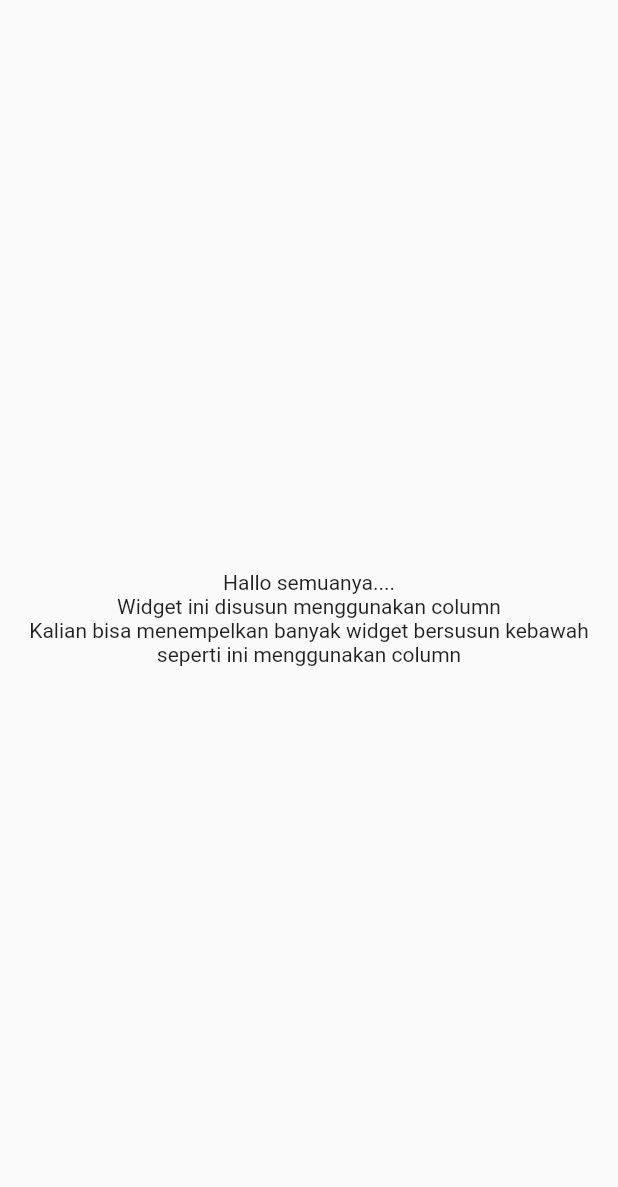
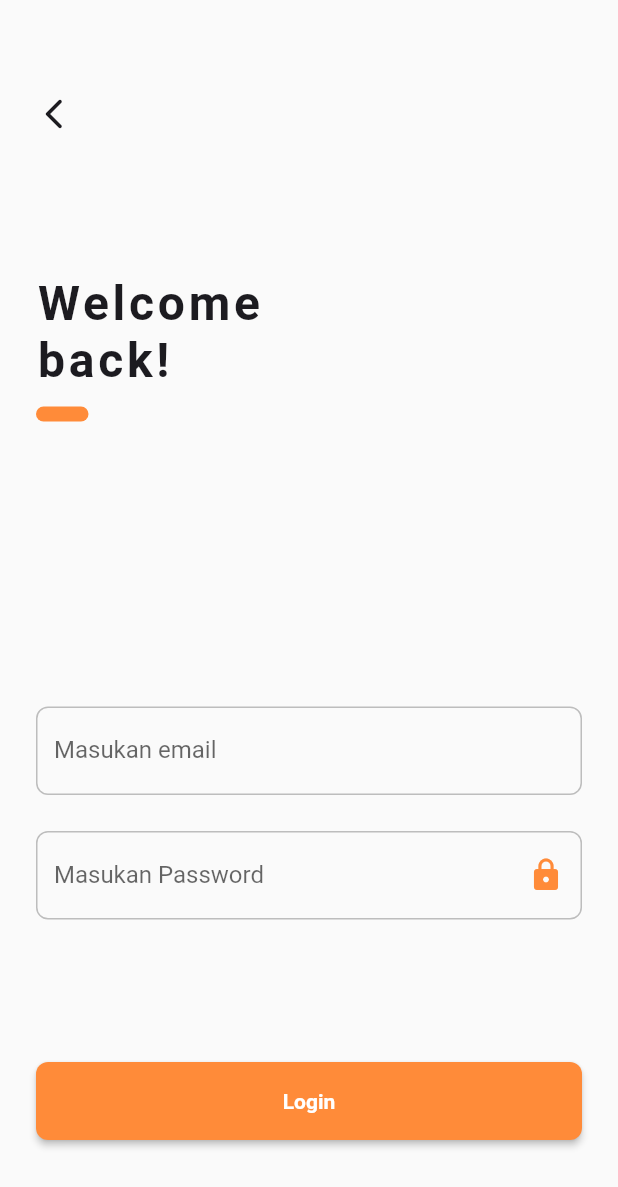
Before and after one commit to dikynugraha1111/bootcamp_uty, a Flutter app: the screen it shows after launch, on a phone screen of 412 x 824 dp. Shown: the top 1187 px of the screen. Run offline on Flutter 3.47's test engine with Material 2 defaults, Android fonts, the light colour scheme and no system bars.

Commit message:
Add latihan 2 task

```diff
--- /dev/null
+++ b/lib/latihan_2/latihan_2_task.dart
@@ -0,0 +1,172 @@
+import 'package:flutter/material.dart';
+
+class Latihan2Task extends StatefulWidget {
+  const Latihan2Task({super.key});
+
+  @override
+  State<Latihan2Task> createState() => _Latihan2TaskState();
+}
+
+class _Latihan2TaskState extends State<Latihan2Task> {
+  static const Color blackColor = Color(0xFF1c1b20);
+  static const Color orangeColor = Color(0xFFff8b39);
+  final TextEditingController emailController = TextEditingController();
+  final TextEditingController passwordController = TextEditingController();
+  final GlobalKey<FormState> formKey = GlobalKey<FormState>();
+  bool isObscurePassword = true;
+
+  @override
+  Widget build(BuildContext context) {
+    return Scaffold(
+      key: formKey,
+      body: Form(
+        child: Container(
+          width: double.infinity,
+          padding: const EdgeInsets.symmetric(
+            vertical: 64.0,
+            horizontal: 24.0,
+          ),
+          child: Column(
+            crossAxisAlignment: CrossAxisAlignment.start,
+            children: [
+              const Icon(
+                Icons.arrow_back_ios_new_rounded,
+                color: blackColor,
+              ),
+              const Expanded(
+                flex: 1,
+                child: SizedBox(),
+              ),
+              const Text(
+                "Welcome\nback!",
+                style: TextStyle(
+                  color: blackColor,
+                  fontSize: 32.0,
+                  fontWeight: FontWeight.w700,
+                  letterSpacing: 2.5,
+                ),
+              ),
+              const SizedBox(height: 12.0),
+              Container(
+                width: 35.0,
+                height: 10.0,
+                decoration: BoxDecoration(
+                  color: orangeColor,
+                  borderRadius: BorderRadius.circular(8.0),
+                ),
+              ),
+              const Expanded(
+                flex: 2,
+                child: SizedBox(),
+              ),
+              TextFormField(
+                controller: emailController,
+                keyboardType: TextInputType.emailAddress,
+                cursorColor: orangeColor,
+                decoration: InputDecoration(
+                  labelText: "Masukan email",
+                  floatingLabelStyle: const TextStyle(
+                    color: orangeColor,
+                    fontWeight: FontWeight.bold,
+                  ),
+                  hintText: "Silahkan isi email kamu !",
+                  enabledBorder: OutlineInputBorder(
+                    borderRadius: const BorderRadius.all(Radius.circular(8)),
+                    borderSide: BorderSide(
+                      width: 1.0,
+                      color: Colors.grey[400]!,
+                    ),
+                  ),
+                  focusedBorder: const OutlineInputBorder(
+                    borderRadius: BorderRadius.all(Radius.circular(8)),
+                    borderSide: BorderSide(
+                      width: 1.0,
+                      color: orangeColor,
+                    ),
+                  ),
+                ),
+                validator: (emailValue) {
+                  if (emailValue?.isEmpty ?? true) {
+                    return "Email tidak boleh kosong !";
+                  }
+                  return null;
+                },
+              ),
+              const SizedBox(height: 24.0),
+              TextFormField(
+                controller: passwordController,
+                obscureText: isObscurePassword,
+                cursorColor: orangeColor,
+                decoration: InputDecoration(
+                  labelText: "Masukan Password",
+                  floatingLabelStyle: const TextStyle(
+                    color: orangeColor,
+                    fontWeight: FontWeight.bold,
+                  ),
+                  hintText: "Silahkan isi password kamu !",
+                  suffixIcon: InkWell(
+                      onTap: () {
+                        setState(() {
+                          isObscurePassword = !isObscurePassword;
+                        });
+                      },
+                      child: Icon(isObscurePassword
+                          ? Icons.lock
+                          : Icons.lock_open_rounded)),
+                  suffixIconColor: orangeColor,
+                  enabledBorder: OutlineInputBorder(
+                    borderRadius: const BorderRadius.all(Radius.circular(8)),
+                    borderSide: BorderSide(
+                      width: 1.0,
+                      color: Colors.grey[400]!,
+                    ),
+                  ),
+                  focusedBorder: const OutlineInputBorder(
+                    borderRadius: BorderRadius.all(Radius.circular(8)),
+                    borderSide: BorderSide(
+                      width: 1.0,
+                      color: orangeColor,
+                    ),
+                  ),
+                ),
+                validator: (passwordValue) {
+                  if (passwordValue?.isEmpty ?? true) {
+                    return "Password tidak boleh kosong !";
+                  }
+                  return null;
+                },
+              ),
+              const Expanded(
+                flex: 1,
+                child: SizedBox(),
+              ),
+              SizedBox(
+                width: double.infinity,
+                child: ElevatedButton(
+                  onPressed: () {
+                    if (!formKey.currentState!.validate()) {
+                      return;
+                    }
+                  },
+                  style: ElevatedButton.styleFrom(
+                    padding: const EdgeInsets.symmetric(vertical: 18.0),
+                    backgroundColor: orangeColor,
+                    shape: RoundedRectangleBorder(
+                        borderRadius: BorderRadius.circular(8.0)),
+                  ),
+                  child: const Text(
+                    "Login",
+                    style: TextStyle(
+                      fontWeight: FontWeight.bold,
+                      fontSize: 14,
+                    ),
+                  ),
+                ),
+              ),
+            ],
+          ),
+        ),
+      ),
+    );
+  }
+}
--- a/lib/main.dart
+++ b/lib/main.dart
@@ -2,6 +2,7 @@ import 'package:bootcamp_uty/latihan_1/latihan_1_page.dart';
 import 'package:bootcamp_uty/latihan_2/latihan_2_button.dart';
 import 'package:bootcamp_uty/latihan_2/latihan_2_column.dart';
 import 'package:bootcamp_uty/latihan_2/latihan_2_container.dart';
+import 'package:bootcamp_uty/latihan_2/latihan_2_task.dart';
 import 'package:bootcamp_uty/latihan_2/latihan_2_text.dart';
 import 'package:bootcamp_uty/latihan_2/latihan_2_textfield.dart';
 import 'package:flutter/material.dart';
@@ -21,7 +22,7 @@ class MyApp extends StatelessWidget {
       debugShowCheckedModeBanner: false,
       themeMode: ThemeMode.system,
       // Definisikan page yang akan ditampilkan pertama saat aplikasi dijalankan
-      home: Latiahan2Column(),
+      home: Latihan2Task(),
     );
   }
 }
```
Also changed, not shown: 2 other files.
